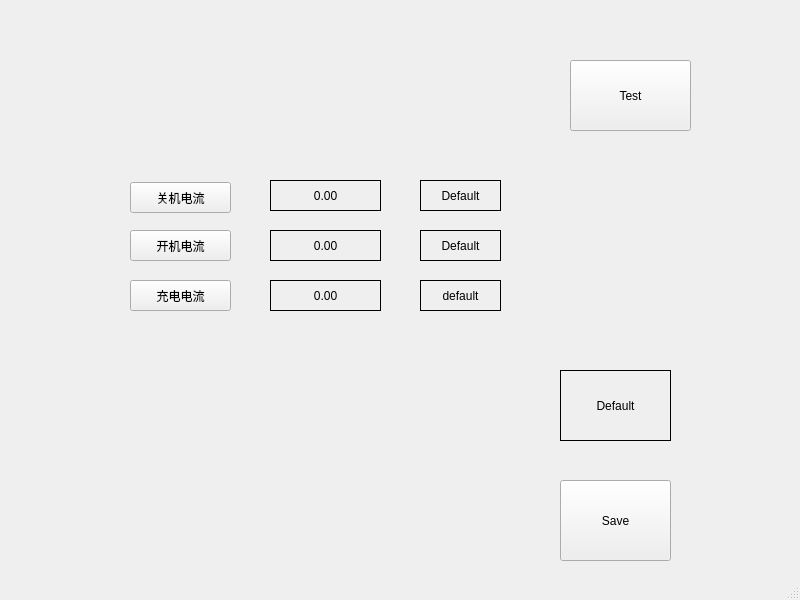
First picture: the form in project/test_agilent_current/mainwindow.ui, repository happyrabbit456/Qt5_dev, before the edit.
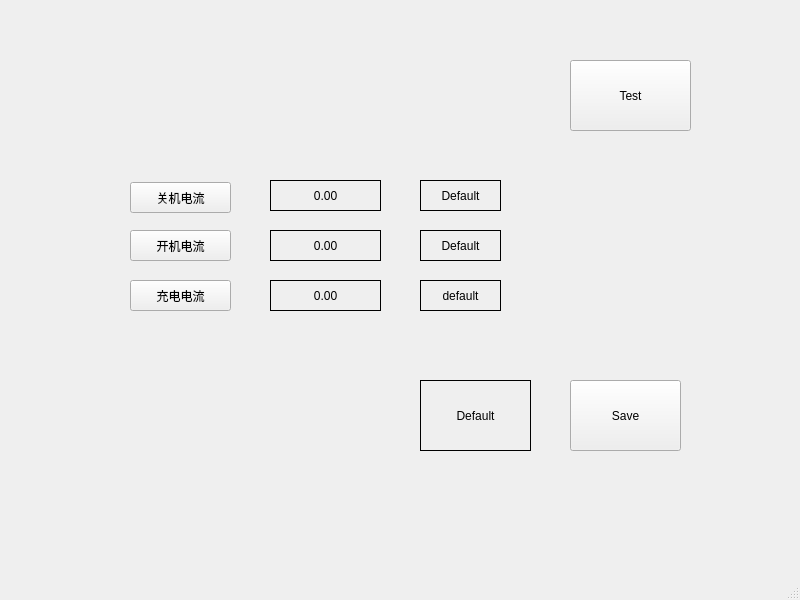
Second picture: the form after the edit.

The edit to the form file:
```diff
--- a/project/test_agilent_current/mainwindow.ui
+++ b/project/test_agilent_current/mainwindow.ui
@@ -183,8 +183,8 @@
    <widget class="QLabel" name="testRet">
     <property name="geometry">
      <rect>
-      <x>560</x>
-      <y>370</y>
+      <x>420</x>
+      <y>380</y>
       <width>111</width>
       <height>71</height>
      </rect>
@@ -202,10 +202,10 @@
    <widget class="QPushButton" name="saveRetBtn">
     <property name="geometry">
      <rect>
-      <x>560</x>
-      <y>480</y>
+      <x>570</x>
+      <y>380</y>
       <width>111</width>
-      <height>81</height>
+      <height>71</height>
      </rect>
     </property>
     <property name="text">
```
